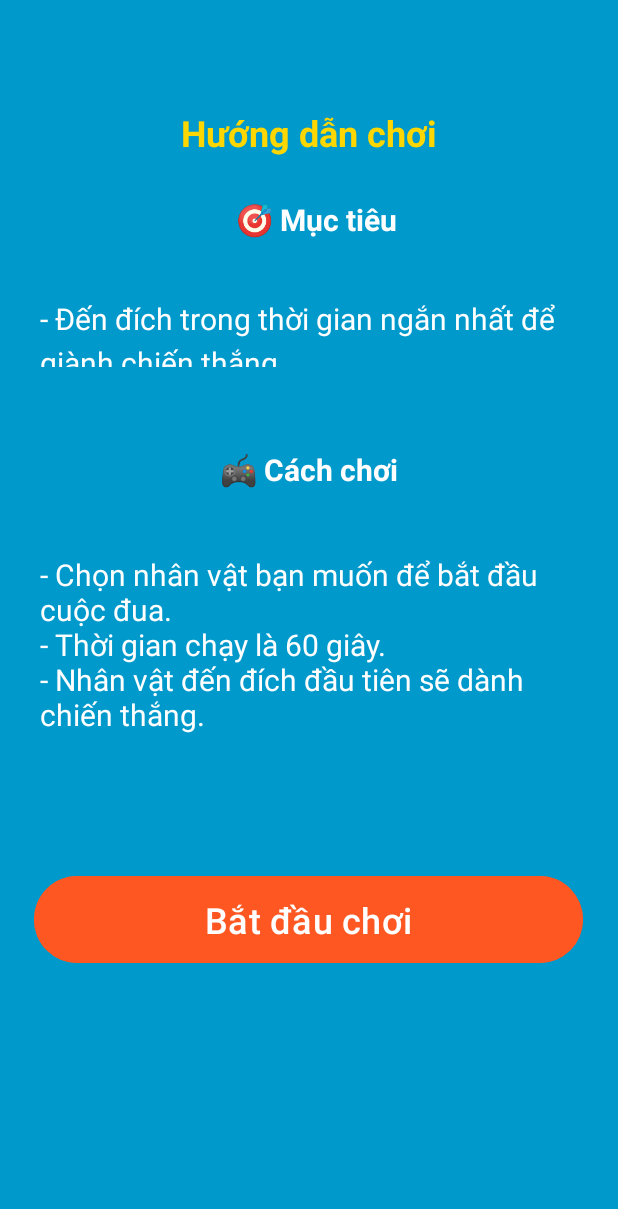
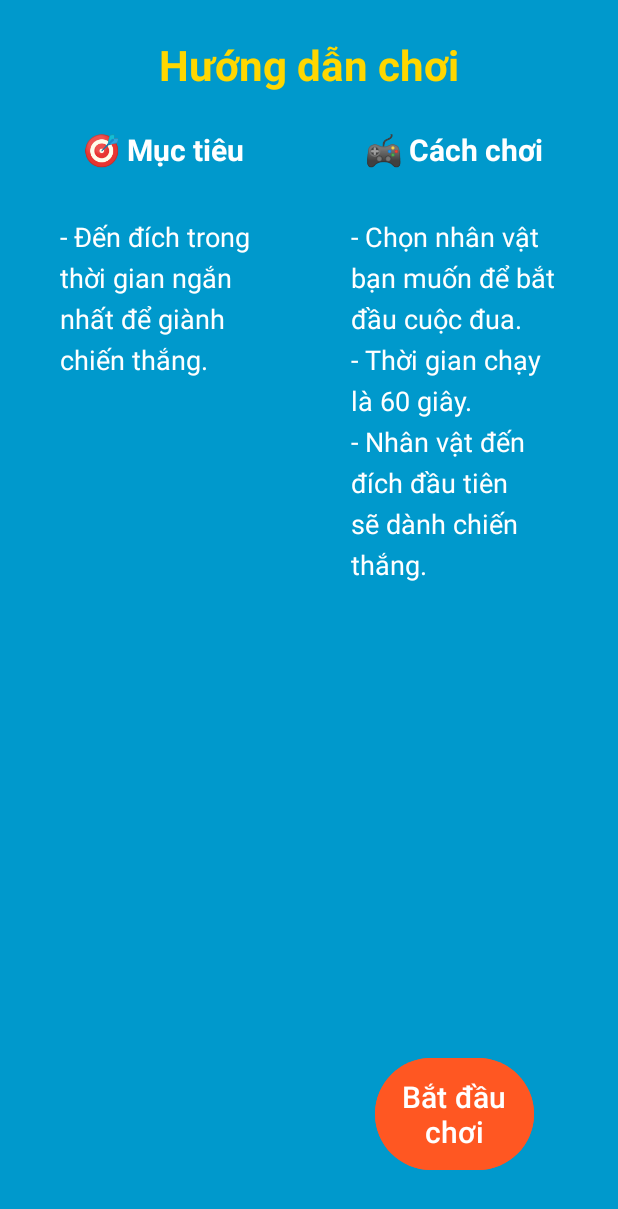
Before and after one commit to vohoa2004/PRM392-Mini-Project, an Android app: the layout activity_instruction.xml on its own in the app's theme, with its tools: preview values and no code run, on a phone screen of 412 x 824 dp. Shown: the top 1209 px of the screen. Run offline under Robolectric (Android 15) with nearby library versions, the phone set to English and light mode, and no system bars.

Commit message:
fix lanscape layout

```diff
--- a/app/src/main/java/com/group6/miniproject/InstructionActivity.java
+++ b/app/src/main/java/com/group6/miniproject/InstructionActivity.java
@@ -1,6 +1,7 @@
 package com.group6.miniproject;
 
 import android.content.Intent;
+import android.content.pm.ActivityInfo;
 import android.os.Bundle;
 import android.widget.Button;
 
@@ -15,6 +16,9 @@
     @Override
     protected void onCreate(Bundle savedInstanceState) {
         super.onCreate(savedInstanceState);
+        // Force landscape orientation
+        setRequestedOrientation(ActivityInfo.SCREEN_ORIENTATION_LANDSCAPE);
+
         EdgeToEdge.enable(this);
         setContentView(R.layout.activity_instruction);
 
--- a/app/src/main/java/com/group6/miniproject/SigninActivity.java
+++ b/app/src/main/java/com/group6/miniproject/SigninActivity.java
@@ -1,6 +1,7 @@
 package com.group6.miniproject;
 
 import android.content.Intent;
+import android.content.pm.ActivityInfo;
 import android.os.Bundle;
 import android.widget.Button;
 import android.widget.Toast;
@@ -28,6 +29,9 @@
     @Override
     protected void onCreate(Bundle savedInstanceState) {
         super.onCreate(savedInstanceState);
+        // Force landscape orientation
+        setRequestedOrientation(ActivityInfo.SCREEN_ORIENTATION_LANDSCAPE);
+
         EdgeToEdge.enable(this);
         setContentView(R.layout.activity_signin);
 
--- a/app/src/main/java/com/group6/miniproject/SignupActivity.java
+++ b/app/src/main/java/com/group6/miniproject/SignupActivity.java
@@ -1,5 +1,6 @@
 package com.group6.miniproject;
 
+import android.content.pm.ActivityInfo;
 import android.os.Bundle;
 import android.widget.Button;
 import android.widget.Toast;
@@ -19,6 +20,9 @@
     @Override
     protected void onCreate(Bundle savedInstanceState) {
         super.onCreate(savedInstanceState);
+        // Force landscape orientation
+        setRequestedOrientation(ActivityInfo.SCREEN_ORIENTATION_LANDSCAPE);
+
         EdgeToEdge.enable(this);
         setContentView(R.layout.activity_signup);
 
--- a/app/src/main/res/layout/activity_instruction.xml
+++ b/app/src/main/res/layout/activity_instruction.xml
@@ -5,98 +5,121 @@
     android:id="@+id/main"
     android:layout_width="match_parent"
     android:layout_height="match_parent"
-    android:background="@android:color/holo_blue_dark"
-    >
-
+    android:background="@android:color/holo_blue_dark">
 
     <TextView
         android:id="@+id/tvTitle"
         android:layout_width="wrap_content"
         android:layout_height="wrap_content"
-        android:layout_marginTop="72dp"
+        android:layout_marginTop="24dp"
         android:text="Hướng dẫn chơi"
         android:textColor="#FFD700"
-        android:textSize="24sp"
+        android:textSize="28sp"
+        android:textStyle="bold"
+        app:layout_constraintEnd_toEndOf="parent"
+        app:layout_constraintStart_toStartOf="parent"
+        app:layout_constraintTop_toTopOf="parent" />
+
+    <androidx.constraintlayout.widget.ConstraintLayout
+        android:id="@+id/leftPanel"
+        android:layout_width="0dp"
+        android:layout_height="0dp"
+        android:layout_marginStart="24dp"
+        android:layout_marginTop="16dp"
+        android:layout_marginEnd="12dp"
+        android:layout_marginBottom="24dp"
+        app:layout_constraintBottom_toBottomOf="parent"
+        app:layout_constraintEnd_toStartOf="@+id/rightPanel"
+        app:layout_constraintStart_toStartOf="parent"
+        app:layout_constraintTop_toBottomOf="@+id/tvTitle">
+
+        <TextView
+            android:id="@+id/textView3"
+            android:layout_width="wrap_content"
+            android:layout_height="wrap_content"
+            android:layout_marginTop="8dp"
+            android:paddingBottom="8dp"
+            android:text="🎯 Mục tiêu"
+            android:textColor="@color/white"
+            android:textSize="20sp"
             android:textStyle="bold"
             app:layout_constraintEnd_toEndOf="parent"
             app:layout_constraintStart_toStartOf="parent"
             app:layout_constraintTop_toTopOf="parent" />
 
         <TextView
+            android:id="@+id/textView2"
+            android:layout_width="match_parent"
+            android:layout_height="wrap_content"
+            android:layout_marginTop="8dp"
+            android:lineSpacingExtra="6dp"
+            android:padding="16dp"
+            android:text="- Đến đích trong thời gian ngắn nhất để giành chiến thắng."
+            android:textColor="@color/white"
+            android:textSize="18sp"
+            app:layout_constraintEnd_toEndOf="parent"
+            app:layout_constraintStart_toStartOf="parent"
+            app:layout_constraintTop_toBottomOf="@+id/textView3" />
+
+    </androidx.constraintlayout.widget.ConstraintLayout>
+
+    <androidx.constraintlayout.widget.ConstraintLayout
+        android:id="@+id/rightPanel"
+        android:layout_width="0dp"
+        android:layout_height="0dp"
+        android:layout_marginStart="12dp"
+        android:layout_marginTop="16dp"
+        android:layout_marginEnd="24dp"
+        android:layout_marginBottom="24dp"
+        app:layout_constraintBottom_toBottomOf="parent"
+        app:layout_constraintEnd_toEndOf="parent"
+        app:layout_constraintStart_toEndOf="@+id/leftPanel"
+        app:layout_constraintTop_toBottomOf="@+id/tvTitle">
+
+        <TextView
             android:id="@+id/textView4"
             android:layout_width="wrap_content"
             android:layout_height="wrap_content"
-        android:layout_marginTop="28dp"
+            android:layout_marginTop="8dp"
             android:paddingBottom="8dp"
             android:text="🎮 Cách chơi"
             android:textColor="@color/white"
             android:textSize="20sp"
-
             android:textStyle="bold"
             app:layout_constraintEnd_toEndOf="parent"
             app:layout_constraintStart_toStartOf="parent"
-        app:layout_constraintTop_toBottomOf="@+id/textView2" />
-
-    <TextView
-        android:id="@+id/textView2"
-        android:layout_width="match_parent"
-        android:layout_height="99dp"
-        android:layout_marginTop="4dp"
-        android:lineSpacingExtra="6dp"
-        android:padding="40px"
-        android:paddingBottom="16dp"
-
-        android:text="- Đến đích trong thời gian ngắn nhất để giành chiến thắng."
-        android:textColor="@color/white"
-        android:textSize="20sp"
-        app:layout_constraintEnd_toEndOf="parent"
-        app:layout_constraintHorizontal_bias="0.0"
-        app:layout_constraintStart_toStartOf="parent"
-        app:layout_constraintTop_toBottomOf="@+id/textView3" />
-
-    <TextView
-        android:id="@+id/textView3"
-        android:layout_width="wrap_content"
-        android:layout_height="wrap_content"
-        android:layout_marginTop="28dp"
-        android:paddingBottom="8dp"
-        android:text="🎯 Mục tiêu"
-        android:textColor="@color/white"
-        android:textSize="20sp"
-        android:textStyle="bold"
-        app:layout_constraintEnd_toEndOf="parent"
-        app:layout_constraintHorizontal_bias="0.518"
-        app:layout_constraintStart_toStartOf="parent"
-        app:layout_constraintTop_toBottomOf="@+id/tvTitle" />
+            app:layout_constraintTop_toTopOf="parent" />
 
         <TextView
             android:id="@+id/textView"
             android:layout_width="match_parent"
-        android:layout_height="182dp"
-
+            android:layout_height="wrap_content"
             android:layout_marginTop="8dp"
-        android:padding="40px"
-        android:paddingBottom="16dp"
+            android:lineSpacingExtra="6dp"
+            android:padding="16dp"
             android:text="- Chọn nhân vật bạn muốn để bắt đầu cuộc đua.\n- Thời gian chạy là 60 giây.\n- Nhân vật đến đích đầu tiên sẽ dành chiến thắng."
             android:textColor="@color/white"
-        android:textSize="20sp"
+            android:textSize="18sp"
             app:layout_constraintEnd_toEndOf="parent"
-        app:layout_constraintHorizontal_bias="0.0"
             app:layout_constraintStart_toStartOf="parent"
             app:layout_constraintTop_toBottomOf="@+id/textView4" />
 
         <Button
             android:id="@+id/btnStart"
-        android:layout_width="366dp"
-        android:layout_height="66dp"
+            android:layout_width="0dp"
+            android:layout_height="wrap_content"
+            android:layout_marginStart="32dp"
+            android:layout_marginEnd="32dp"
+            android:layout_marginBottom="16dp"
             android:backgroundTint="#FF5722"
+            android:padding="12dp"
             android:text="Bắt đầu chơi"
             android:textColor="#FFFFFF"
-        android:textSize="24dp"
+            android:textSize="20sp"
             app:layout_constraintBottom_toBottomOf="parent"
             app:layout_constraintEnd_toEndOf="parent"
-        app:layout_constraintHorizontal_bias="0.488"
-        app:layout_constraintStart_toStartOf="parent"
-        app:layout_constraintTop_toBottomOf="@+id/textView"
-        app:layout_constraintVertical_bias="0.238" />
+            app:layout_constraintStart_toStartOf="parent" />
+
     </androidx.constraintlayout.widget.ConstraintLayout>
+
+</androidx.constraintlayout.widget.ConstraintLayout>
```
Also changed, not shown: app/src/main/res/layout/activity_signin.xml (+25 -19 lines), app/src/main/res/layout/activity_signup.xml (+30 -26 lines). Lines whose indentation alone changed are shown as unchanged.
